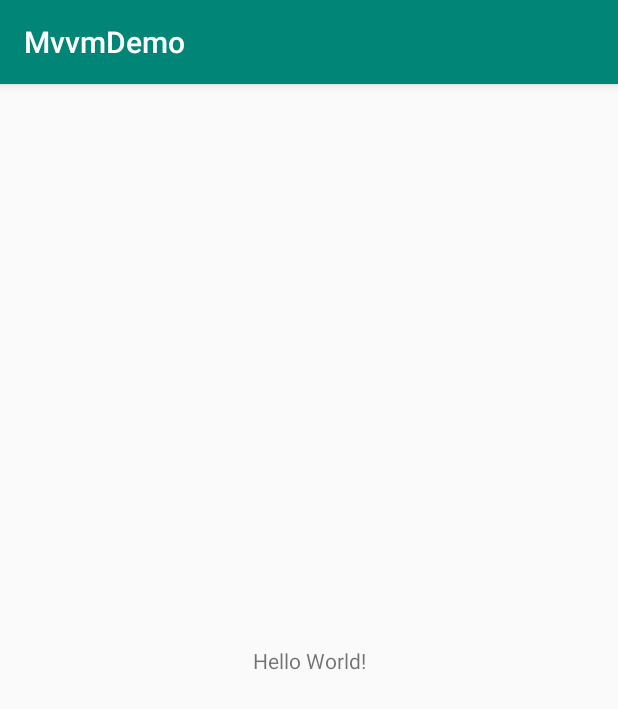
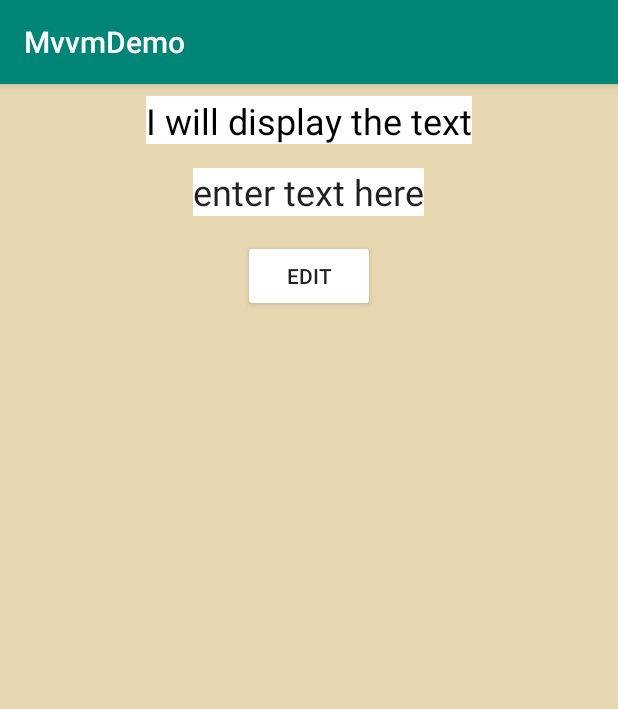
Before and after one commit to simo215d/MvvmDemo, an Android app: the screen it shows after launch (MainActivity), on a phone screen of 412 x 824 dp. Shown: the top 709 px of the screen. Run offline under Robolectric (Android 15) with nearby library versions, the phone set to English and light mode, and no system bars.

Commit message:
Når knappen klikkes bliver textviewets text sat til edittexts text.

```diff
--- a/app/src/main/java/com/example/mvvmdemo/MainActivity.java
+++ b/app/src/main/java/com/example/mvvmdemo/MainActivity.java
@@ -3,12 +3,32 @@ package com.example.mvvmdemo;
 import androidx.appcompat.app.AppCompatActivity;
 
 import android.os.Bundle;
+import android.view.View;
+import android.widget.Button;
+import android.widget.EditText;
+import android.widget.TextView;
 
 public class MainActivity extends AppCompatActivity {
+    private Button button;
+    private TextView textView;
+    private EditText editText;
 
     @Override
     protected void onCreate(Bundle savedInstanceState) {
         super.onCreate(savedInstanceState);
         setContentView(R.layout.activity_main);
+
+        //find the views
+        button = findViewById(R.id.button1);
+        textView = findViewById(R.id.text_view1);
+        editText = findViewById(R.id.edit_text1);
+
+        //add a click listener and specify the click event
+        button.setOnClickListener(new View.OnClickListener() {
+            @Override
+            public void onClick(View v) {
+                textView.setText(editText.getText());
+            }
+        });
     }
 }
--- a/app/src/main/res/layout/activity_main.xml
+++ b/app/src/main/res/layout/activity_main.xml
@@ -1,18 +1,44 @@
 <?xml version="1.0" encoding="utf-8"?>
-<androidx.constraintlayout.widget.ConstraintLayout xmlns:android="http://schemas.android.com/apk/res/android"
-    xmlns:app="http://schemas.android.com/apk/res-auto"
+<LinearLayout
+    xmlns:android="http://schemas.android.com/apk/res/android"
     xmlns:tools="http://schemas.android.com/tools"
     android:layout_width="match_parent"
     android:layout_height="match_parent"
+    android:orientation="vertical"
+    android:background="#e6d7b1"
     tools:context=".MainActivity">
 
     <TextView
+        android:id="@+id/text_view1"
+        android:layout_width="wrap_content"
+        android:layout_height="32dp"
+        android:layout_margin="8dp"
+        android:textSize="24sp"
+        android:layout_gravity="center_horizontal"
+        android:background="@android:color/white"
+        android:textColor="@android:color/black"
+        android:text="I will display the text"
+        />
+
+    <EditText
+        android:id="@+id/edit_text1"
+        android:layout_width="wrap_content"
+        android:layout_height="32dp"
+        android:layout_margin="8dp"
+        android:textSize="24sp"
+        android:layout_gravity="center_horizontal"
+        android:text="enter text here"
+        android:background="@android:color/white"
+        />
+
+    <Button
+        android:id="@+id/button1"
         android:layout_width="wrap_content"
         android:layout_height="wrap_content"
-        android:text="Hello World!"
-        app:layout_constraintBottom_toBottomOf="parent"
-        app:layout_constraintLeft_toLeftOf="parent"
-        app:layout_constraintRight_toRightOf="parent"
-        app:layout_constraintTop_toTopOf="parent" />
+        android:layout_margin="8dp"
+        android:layout_gravity="center_horizontal"
+        android:backgroundTint="@android:color/white"
+        android:text="Edit"
+        />
 
-</androidx.constraintlayout.widget.ConstraintLayout>
+</LinearLayout>
```
